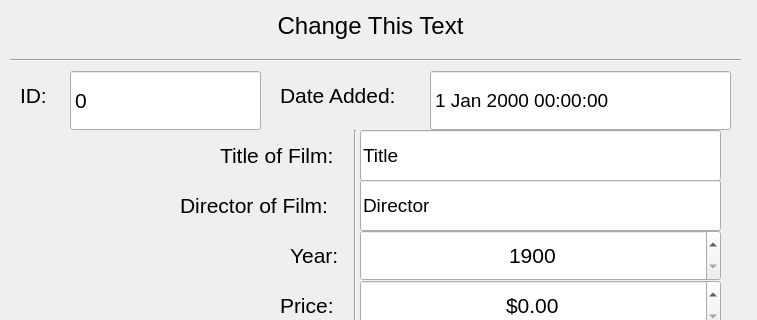
Qt form app/purchasesform.ui (Babkock/VideoStore) before a commit; both pictures show x 0 to 757 and y 0 to 320 of the 757 by 612 pixel window.
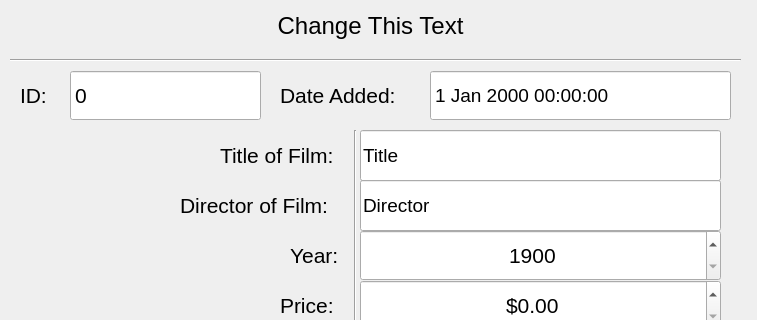
The same form after that commit.

What changed in the file:
```diff
--- a/app/purchasesform.ui
+++ b/app/purchasesform.ui
@@ -84,7 +84,7 @@
       <x>70</x>
       <y>70</y>
       <width>191</width>
-      <height>61</height>
+      <height>51</height>
      </rect>
     </property>
     <property name="font">
@@ -123,7 +123,7 @@
       <x>430</x>
       <y>70</y>
       <width>301</width>
-      <height>61</height>
+      <height>51</height>
      </rect>
     </property>
     <property name="font">
```
